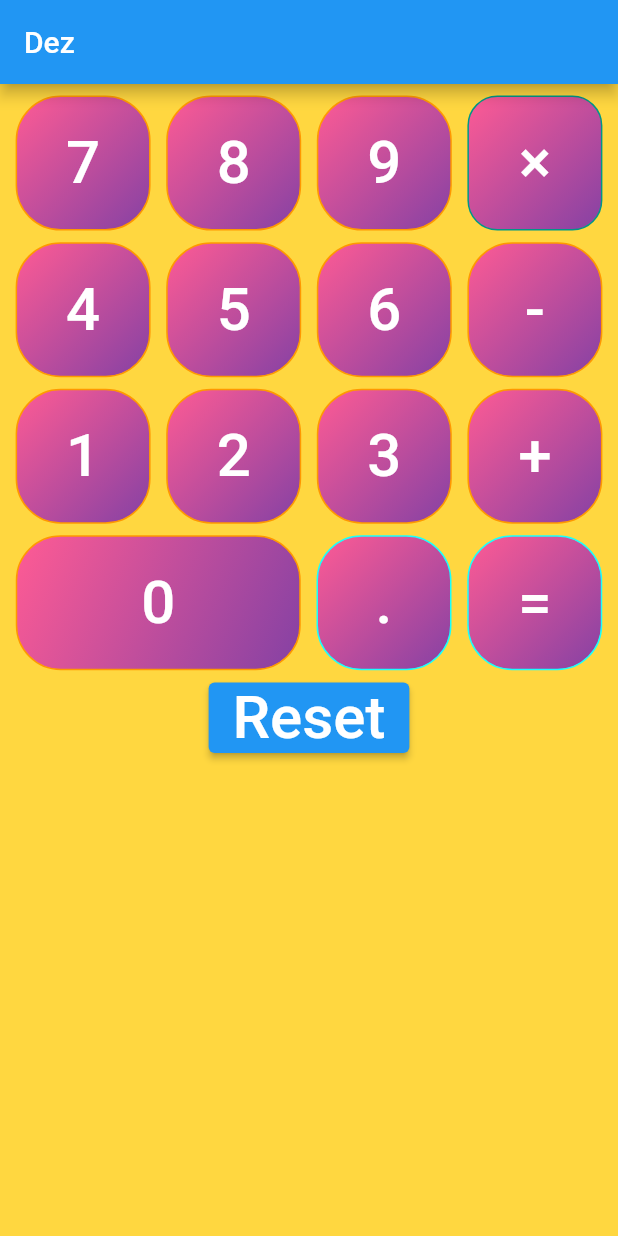
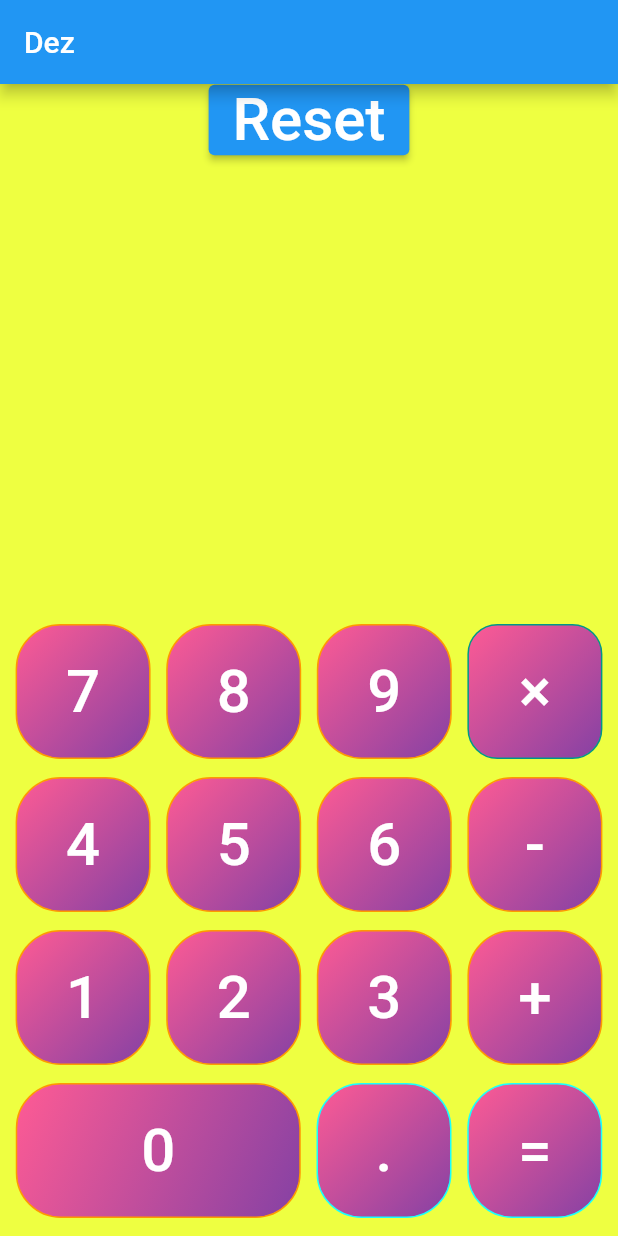
Before and after one commit to blackout358/Calculator-Flutter, a Flutter app: the screen it shows after launch, after a tap on "Reset", on a phone screen of 412 x 824 dp. Run offline on Flutter 3.47's test engine with Material 2 defaults, Android fonts, the phone set to English and light mode, and no system bars.

Commit message:
Alligned button to bottom of screen

```diff
--- a/lib/main.dart
+++ b/lib/main.dart
@@ -26,9 +26,29 @@ class _MainAppState extends State<MainApp> {
         appBar: AppBar(
           title: const Text("Dez"),
         ),
-        backgroundColor: Colors.amberAccent,
-        body: SizedBox(
-          height: 4000,
+        backgroundColor: Colors.limeAccent,
+        body: Column(
+          children: [
+            ElevatedButton(
+              onPressed: () {
+                setState(() {
+                  text = "";
+                });
+              },
+              child: Text("Reset", style: myTextStyle),
+            ),
+            SizedBox(
+              height: 50,
+              child: Column(
+                children: [
+                  Text(text),
+                ],
+              ),
+            ),
+            Spacer(),
+            Container(
+              height: 420,
+              alignment: Alignment.bottomCenter,
               child: Column(
                 mainAxisAlignment: MainAxisAlignment.spaceEvenly,
                 children: [
@@ -184,26 +204,12 @@ class _MainAppState extends State<MainApp> {
                           })
                     ],
                   ),
-              ElevatedButton(
-                onPressed: () {
-                  setState(() {
-                    text = "";
-                  });
-                },
-                child: Text("Reset", style: myTextStyle),
-              ),
-              SizedBox(
-                height: 306,
-                child: Column(
-                  children: [
-                    Text(text),
                 ],
               ),
             ),
           ],
         ),
       ),
-      ),
     );
   }
 }
```
Lines whose indentation alone changed are shown as unchanged.
